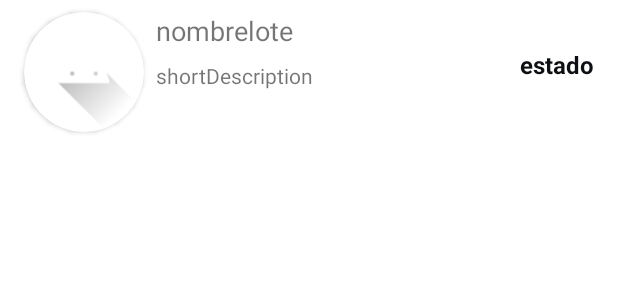
After one commit to bramvar/Icesi-parking, an Android app: the layout lote_row.xml on its own in the app's theme, with its tools: preview values and no code run, on a phone screen of 412 x 824 dp. The commit adds this screen. Shown: the top 300 px of the screen. Run offline under Robolectric (Android 15) with nearby library versions, the phone set to English and light mode, and no system bars.

Commit message:
create lotes view in recycler and implement its logic. Create Lote data class

```diff
--- /dev/null
+++ b/app/src/main/res/layout/lote_row.xml
@@ -0,0 +1,67 @@
+<?xml version="1.0" encoding="utf-8"?>
+<androidx.constraintlayout.widget.ConstraintLayout xmlns:android="http://schemas.android.com/apk/res/android"
+    xmlns:app="http://schemas.android.com/apk/res-auto"
+    xmlns:tools="http://schemas.android.com/tools"
+    android:layout_width="match_parent"
+    android:layout_height="100dp">
+
+    <androidx.cardview.widget.CardView
+        android:id="@+id/imageCard"
+        android:layout_width="80dp"
+        android:layout_height="80dp"
+        android:layout_marginStart="16dp"
+        android:layout_marginTop="8dp"
+        app:cardCornerRadius="40dp"
+        app:layout_constraintStart_toStartOf="parent"
+        app:layout_constraintTop_toTopOf="parent" >
+
+        <ImageView
+            android:id="@+id/loteImage"
+            android:layout_width="match_parent"
+            android:layout_height="match_parent"
+            android:scaleType="centerCrop"
+            app:srcCompat="@drawable/ic_launcher_foreground" />
+    </androidx.cardview.widget.CardView>
+
+    <TextView
+        android:id="@+id/loteNameTextView"
+        android:layout_width="wrap_content"
+        android:layout_height="wrap_content"
+        android:layout_marginStart="8dp"
+        android:text="nombrelote"
+        android:textSize="18sp"
+        app:layout_constraintStart_toEndOf="@+id/imageCard"
+        app:layout_constraintTop_toTopOf="@+id/imageCard" />
+
+    <TextView
+        android:id="@+id/shortDescriptionTextView"
+        android:layout_width="220dp"
+        android:layout_height="wrap_content"
+        android:layout_marginTop="8dp"
+        android:text="shortDescription"
+        app:layout_constraintStart_toStartOf="@+id/loteNameTextView"
+        app:layout_constraintTop_toBottomOf="@+id/loteNameTextView" />
+
+    <Button
+        android:id="@+id/openLoteButton"
+        android:layout_width="match_parent"
+        android:layout_height="match_parent"
+        android:alpha="0"
+        app:layout_constraintBottom_toBottomOf="parent"
+        app:layout_constraintEnd_toEndOf="parent"
+        app:layout_constraintStart_toStartOf="parent"
+        app:layout_constraintTop_toTopOf="parent" />
+
+    <TextView
+        android:id="@+id/loteStateTextView"
+        android:layout_width="wrap_content"
+        android:layout_height="wrap_content"
+        android:layout_marginTop="32dp"
+        android:layout_marginEnd="16dp"
+        android:text="estado"
+        android:textColor="#0E0F13"
+        android:textSize="16sp"
+        android:textStyle="bold"
+        app:layout_constraintEnd_toEndOf="parent"
+        app:layout_constraintTop_toTopOf="parent" />
+</androidx.constraintlayout.widget.ConstraintLayout>
```
Also changed, not shown: app/src/main/java/co/edu/icesi/icesiparking/adapter/LoteAdapter.kt (added, +36 -0 lines), app/src/main/java/co/edu/icesi/icesiparking/model/Lote.kt (added, +10 -0 lines), app/src/main/java/co/edu/icesi/icesiparking/viewHolder/LoteVH.kt (added, +33 -0 lines), app/src/main/res/layout/activity_user_home.xml (+10 -0 lines).
